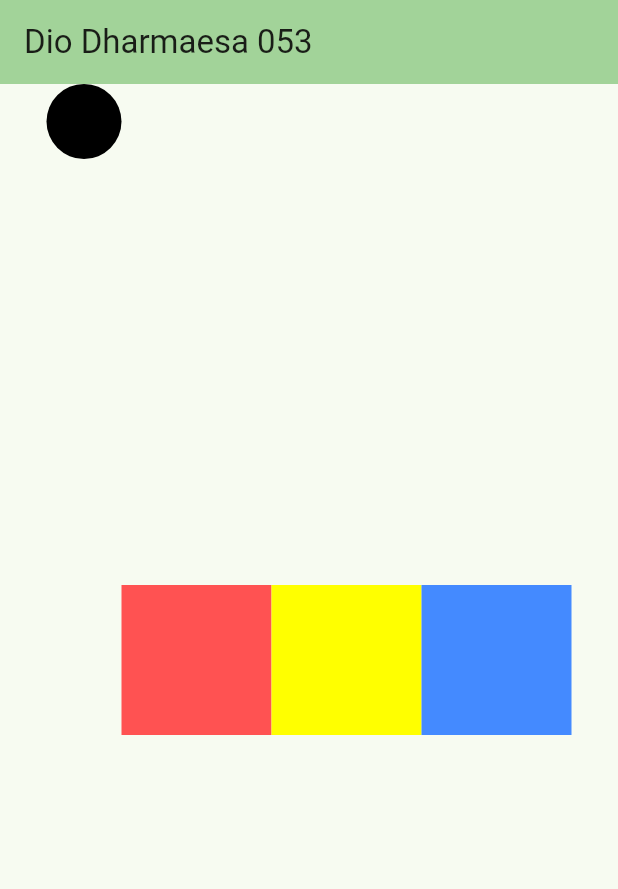
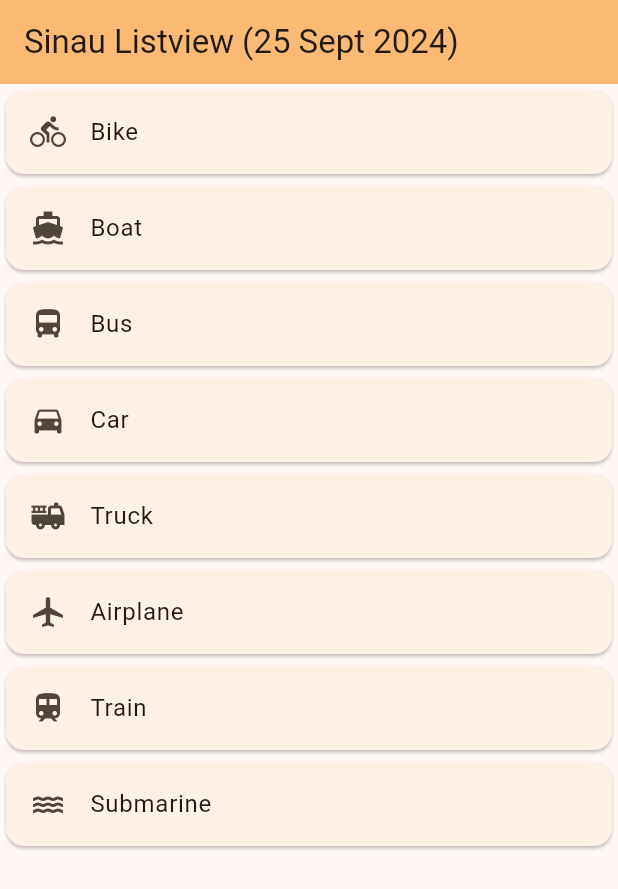
Before and after one commit to hdoid/Praktikum-Mobile-Review, a Flutter app: the screen it shows after launch, on a phone screen of 412 x 824 dp. Shown: the top 889 px of the screen. Run offline on Flutter 3.47's test engine with Material 3 defaults, Android fonts, the phone set to English and light mode, and no system bars.

Commit message:
Review 2

```diff
--- a/lib/main.dart
+++ b/lib/main.dart
@@ -13,10 +13,10 @@ class MyApp extends StatelessWidget {
     return MaterialApp(
       title: 'Flutter Demo',
       theme: ThemeData(
-        colorScheme: ColorScheme.fromSeed(seedColor: const Color.fromARGB(255, 3, 77, 15)),
+        colorScheme: ColorScheme.fromSeed(seedColor: const Color.fromARGB(255, 146, 89, 4)),
         useMaterial3: true,
       ),
-      home: const MyHomePage(title: 'Dio Dharmaesa 053'),
+      home: const MyHomePage(title: 'Sinau Listview (25 Sept 2024)'),
     );
   }
 }
@@ -30,70 +30,91 @@ class MyHomePage extends StatefulWidget {
 }
 
 class _MyHomePageState extends State<MyHomePage> {
+  List<String> titles = ["Bike", "Boat", "Bus", "Car", "Truck", "Airplane", "Train", "Submarine"];
 
   @override
   Widget build(BuildContext context) {
+
+    List icons = [
+      Icons.directions_bike,
+      Icons.directions_boat,
+      Icons.directions_bus,
+      Icons.directions_car,
+      Icons.fire_truck,
+      Icons.airplanemode_active,
+      Icons.train,
+      Icons.water
+      ];
+
     return Scaffold(
       appBar: AppBar(
         backgroundColor: Theme.of(context).colorScheme.inversePrimary,
         title: Text(widget.title),
       ),
-      body:
-      // Container(
-      //   width: 200,
-      //   height: 200,
-      //   padding: const EdgeInsets.all(14),
-      //   margin: const EdgeInsets.all(14),
-      //   decoration: BoxDecoration(
-      //     color: Colors.black,
-      //     border: Border.all(
-      //       width: 4,
-      //       color: Colors.yellowAccent,
+
+      body: ListView.builder(
+        itemCount: titles.length,
+        itemBuilder: (context, index) {
+          return Card(
+            child: ListTile(
+              leading: Icon(icons[index]),
+              title: Text(titles[index]),
+              onTap:() {
+                setState(() {
+                  titles.removeAt(index);
+                });
+              },
+            )
+          );
+        }
+      ),
+
+      //   children: const [
+      //     ListTile(
+      //       leading: Icon(Icons.sunny),
+      //       title: Text("Sun"),
+      //       trailing: Icon(Icons.keyboard_arrow_right),
+      //     ),
+      //     ListTile(
+      //       leading: Icon(Icons.brightness_3),
+      //       title: Text("Moon"),
+      //       trailing: Icon(Icons.keyboard_arrow_right),
+      //     ),
+      //     ListTile(
+      //       leading: Icon(Icons.star),
+      //       title: Text("Star"),
+      //       trailing: Icon(Icons.keyboard_arrow_right),
+      //     ),
+      //     ListTile(
+      //       leading: CircleAvatar(
+      //         backgroundImage: AssetImage("ikn.jpeg"),
+      //       ),
+      //       title: Text("IKN"),
+      //       trailing: Icon(Icons.keyboard_arrow_right),
       //     )
-      //   ),
-      //   alignment: Alignment.bottomLeft,
-      //   child: const Center(
-      //     child: Text("Hello World!",
-      //     style: TextStyle(
-      //         fontSize: 20,
-      //         fontWeight: FontWeight.bold,
-      //         color: Colors.redAccent
-      //       ),
-      //     )
-      //   ),
-      // )
-      Row(
-        mainAxisAlignment: MainAxisAlignment.center,
-        children: [
-        Column(
-          children: [
-            Container(
-              width: 50,
-              height: 50,
-              decoration: const BoxDecoration(
-                shape: BoxShape.circle,
-                color: Colors.black,
-              ),
-            ),
-          ],
-        ),
-        Container(
-          width: 100,
-          height: 100,
-          color: Colors.redAccent,
-          ),
-        Container(
-          width: 100,
-          height: 100,
-          color: Colors.yellowAccent,
-          ),
-          Container(
-          width: 100,
-          height: 100,
-          color: Colors.blueAccent,
-          )
-        ],
-      )
+      //   ],
+      // ),
+
+  // body: GridView(
+  //   gridDelegate: const SliverGridDelegateWithFixedCrossAxisCount(
+  //   crossAxisCount: 3,
+  //   ),
+  //     children: [
+  //       Container(
+  //         width: 100,
+  //         height: 250,
+  //         margin: const EdgeInsets.only(bottom: 10),
+  //         color: Colors.red,
+  //         child: const Image(image: AssetImage("ikn.jpeg"))
+  //       ),
+  //       Container(
+  //         width: 100,
+  //         height: 250,
+  //         margin: const EdgeInsets.only(bottom: 10),
+  //         color: Colors.blue,
+  //       ),
+  //       ],
+  //     ),
     );
   }
 }
--- a/pubspec.yaml
+++ b/pubspec.yaml
@@ -59,7 +59,8 @@ flutter:
   uses-material-design: true
 
   # To add assets to your application, add an assets section, like this:
-  # assets:
+  assets:
+    - assets/
   #   - images/a_dot_burr.jpeg
   #   - images/a_dot_ham.jpeg
 
```
Also changed, not shown: assets/ikn.jpeg (added).
